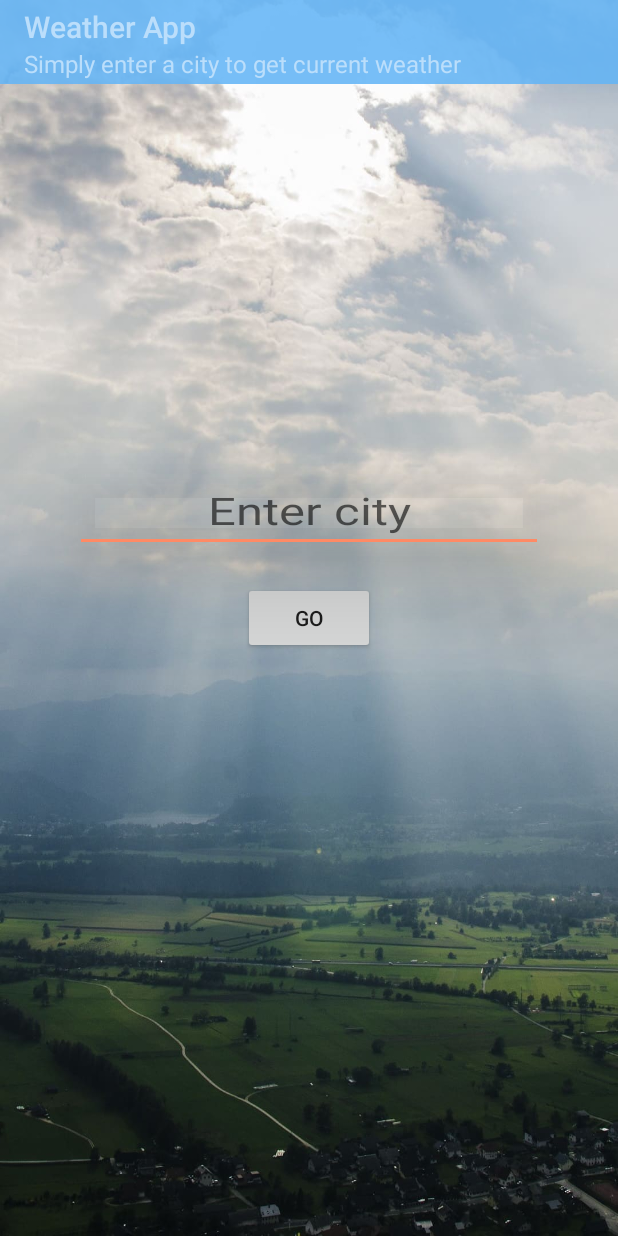
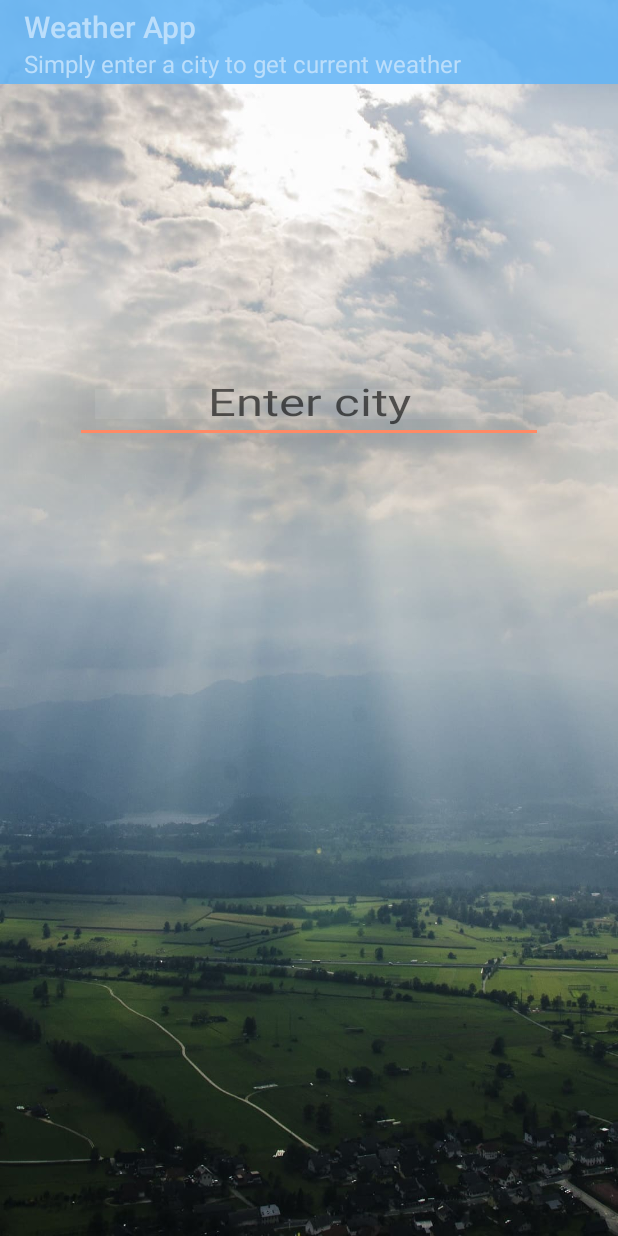
Before and after one commit to Mugurell/Android---Weather-App, an Android app: the screen it shows after launch (MainActivity), on a phone screen of 412 x 824 dp. Run offline under Robolectric (Android 15) with nearby library versions, the phone set to English and light mode, and no system bars.

Commit message:
Finished v1. Can be added a ton on it. Cool app

```diff
--- a/app/src/main/res/layout/activity_main.xml
+++ b/app/src/main/res/layout/activity_main.xml
@@ -7,22 +7,36 @@
 
     <include layout="@layout/toolbar_main"/>
 
-    <Button
-        android:id="@+id/mainA_RL_BTN_go"
-        android:layout_width="wrap_content"
+    <!--<Button-->
+        <!--android:id="@+id/mainA_RL_BTN_go"-->
+        <!--android:layout_width="wrap_content"-->
+        <!--android:layout_height="wrap_content"-->
+        <!--android:layout_centerInParent="true"-->
+        <!--android:text="Go"-->
+        <!--android:layout_marginTop="-30dp"-->
+        <!--style="@drawable/rounded_blue_button"-->
+        <!--android:elevation="40dp"/>-->
+
+    <TextView
+        android:id="@+id/mainA_RL_TV_forecast"
+        android:layout_width="match_parent"
         android:layout_height="wrap_content"
+        android:layout_margin="50dp"
         android:layout_centerInParent="true"
-        android:text="Go"
-        android:layout_marginTop="-30dp"
-        style="@drawable/rounded_blue_button"
-        android:elevation="40dp"/>
+        android:textAlignment="center"
+        android:textSize="24sp"
+        android:textColor="#fff"
+        android:elevation="50dp"
+        android:alpha="1"/>
 
     <EditText
         android:id="@+id/mainA_RL_ET_enterCity"
         android:layout_width="match_parent"
         android:layout_height="wrap_content"
-        android:layout_above="@id/mainA_RL_BTN_go"
+        android:layout_above="@id/mainA_RL_TV_forecast"
         android:layout_margin="50dp"
+        android:imeOptions="actionDone"
+        android:singleLine="true"
         android:hint="Enter city"
         android:inputType="textAutoComplete|textAutoCorrect|textCapWords|text"
         android:textAlignment="center"
@@ -30,17 +44,7 @@
         android:textSize="25sp"
         android:elevation="40dp"/>
 
-    <TextView
-        android:id="@+id/mainA_RL_TV_forecast"
-        android:layout_width="match_parent"
-        android:layout_height="wrap_content"
-        android:layout_margin="50dp"
-        android:layout_centerInParent="true"
-        android:text="This will be the forecast"
-        android:textAlignment="center"
-        android:textSize="24sp"
-        android:elevation="50dp"
-        android:alpha="0"/>
+
 
 
 </RelativeLayout>
```
Also changed, not shown: app/src/main/java/site/petrumugurel/weatherapp/MainActivity.java (+143 -52 lines), 2 other files.
